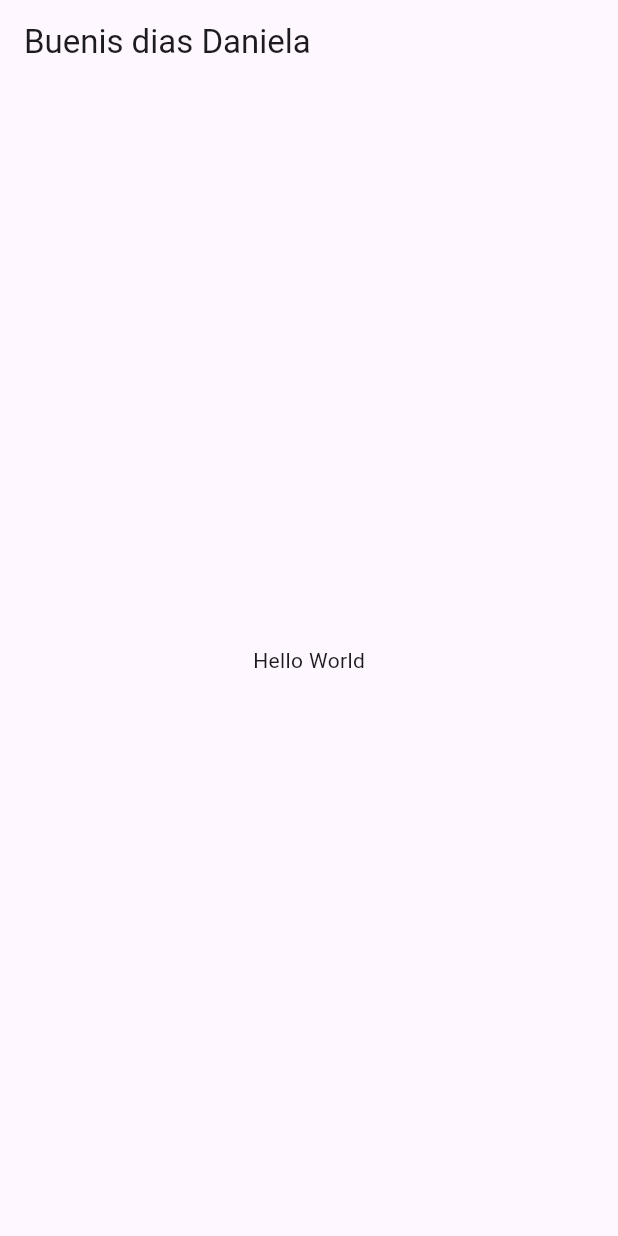
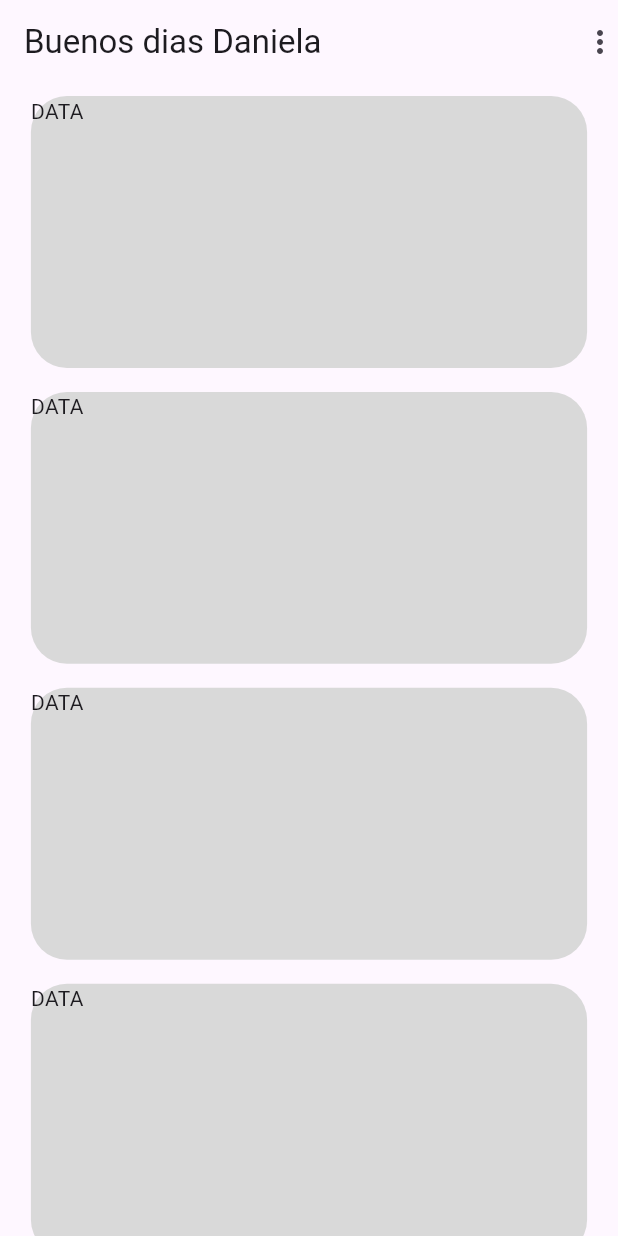
Before and after one commit to MarCarrera/discipulados-tid, a Flutter app: the screen it shows after launch, on a phone screen of 412 x 824 dp. Run offline on Flutter 3.47's test engine with Material 3 defaults, Android fonts, the phone set to English and light mode, and no system bars.

Commit message:
diseñando cards reportes

```diff
--- a/lib/main.dart
+++ b/lib/main.dart
@@ -1,4 +1,6 @@
 import 'package:flutter/material.dart';
+
+import 'utils/constants.dart';
 
 void main() => runApp(const MyApp());
 
@@ -7,17 +9,61 @@ class MyApp extends StatelessWidget {
 
   @override
   Widget build(BuildContext context) {
+    double screenHeight = Constants.getScreenHeight(context);
+    double screenWidth = Constants.getScreenWidth(context);
+    double fontSize = Constants.getFontSize(context);
+
     return MaterialApp(
       debugShowCheckedModeBanner: false,
       title: 'Discipulos TID',
       home: Scaffold(
         appBar: AppBar(
-          title: const Text('Buenis dias Daniela'),
+          title: const Text('Buenos dias Daniela'),
+          actions: [
+            Icon(Icons.more_vert)
+          ],
         ),
-        body: const Center(
-          child: Text('Hello World'),
+        body: Center(
+          child: SingleChildScrollView(
+            child: Column(
+              children: [
+                CardModel(screenHeight: screenHeight, screenWidth: screenWidth),
+                CardModel(screenHeight: screenHeight, screenWidth: screenWidth),
+                CardModel(screenHeight: screenHeight, screenWidth: screenWidth),
+                CardModel(screenHeight: screenHeight, screenWidth: screenWidth),
+              ],
+            ),
+          )
         ),
       ),
     );
   }
 }
+
+class CardModel extends StatelessWidget {
+  const CardModel({
+    super.key,
+    required this.screenHeight,
+    required this.screenWidth,
+  });
+
+  final double screenHeight;
+  final double screenWidth;
+
+  @override
+  Widget build(BuildContext context) {
+    return Padding(
+      padding: const EdgeInsets.all(8.0),
+      child: Container(
+        height: screenHeight * 0.22,
+        width: screenWidth * 0.9,
+        decoration: BoxDecoration(
+          color: Constants.cardColor,
+          borderRadius: BorderRadius.circular(24)
+
+        ),
+        child: Text('DATA'),
+      ),
+    );
+  }
+}
--- a/lib/utils/constants.dart
+++ b/lib/utils/constants.dart
@@ -1,9 +1,24 @@
 
 import 'package:flutter/material.dart';
 
-class TColors {
+class Constants {
+  //COLORS
   static Color get backgrondColor => const Color(0xFFF6F6F6);
   static Color get primaryColor => const Color(0xFF001B48);
   static Color get secondColor => const Color(0xFF004581);
   static Color get letterColor => const Color(0xFF018ABD);
+  static Color get cardColor => const Color(0xFFD9D9D9);
+
+  //SIZE
+  static double getScreenHeight(BuildContext context) {
+    return MediaQuery.of(context).size.height;
+  }
+
+  static double getScreenWidth(BuildContext context) {
+    return MediaQuery.of(context).size.width;
+  }
+
+  static double getFontSize(BuildContext context) {
+    return getScreenHeight(context) * 0.02;
+  }
 }
```
